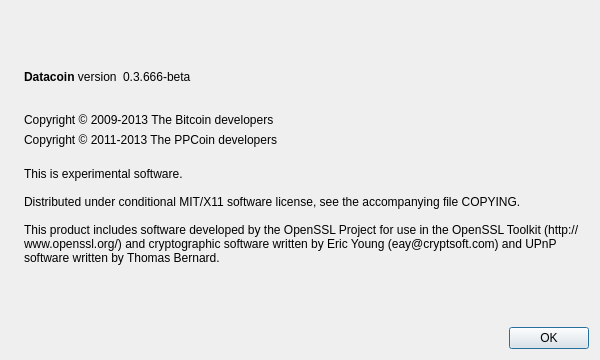
Old version of the form src/qt/forms/aboutdialog.ui in the repository foo1inge/datacoin-hp.
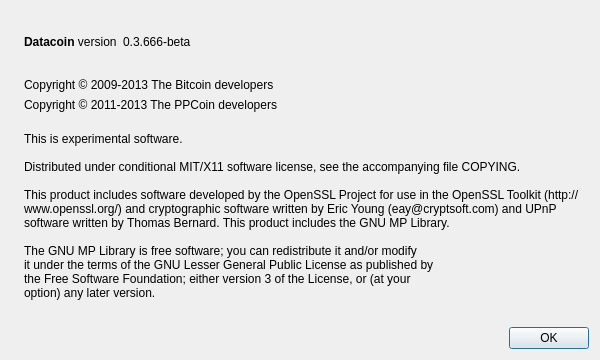
New version of the form. Icons and pictures are not drawn.

```diff
--- a/src/qt/forms/aboutdialog.ui
+++ b/src/qt/forms/aboutdialog.ui
@@ -145,7 +145,12 @@
 
 Distributed under conditional MIT/X11 software license, see the accompanying file COPYING.
 
-This product includes software developed by the OpenSSL Project for use in the OpenSSL Toolkit (http://www.openssl.org/) and cryptographic software written by Eric Young (eay@cryptsoft.com) and UPnP software written by Thomas Bernard.</string>
+This product includes software developed by the OpenSSL Project for use in the OpenSSL Toolkit (http://www.openssl.org/) and cryptographic software written by Eric Young (eay@cryptsoft.com) and UPnP software written by Thomas Bernard. This product includes the GNU MP Library.
+
+The GNU MP Library is free software; you can redistribute it and/or modify
+it under the terms of the GNU Lesser General Public License as published by
+the Free Software Foundation; either version 3 of the License, or (at your
+option) any later version.</string>
        </property>
        <property name="wordWrap">
         <bool>true</bool>
```
